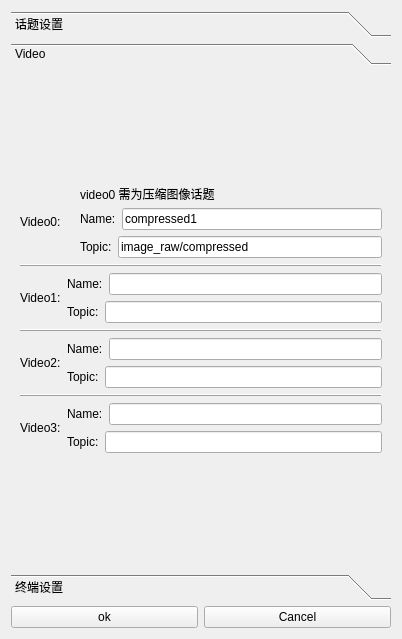
First picture: the form in ui/settings.ui, repository chengyangkj/Ros_Qt5_Gui_App, before the edit.
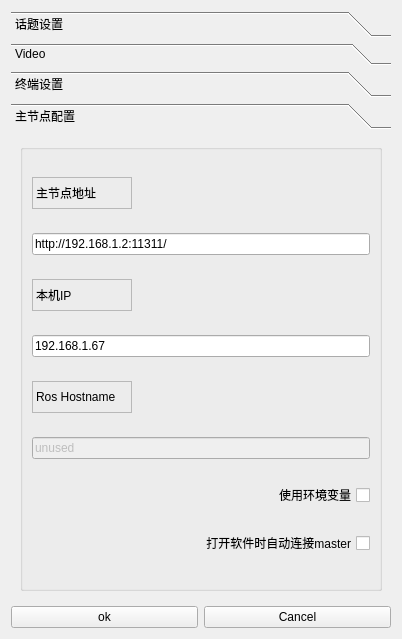
Second picture: the form after the edit. Icons and pictures are not drawn.

Commit message: 连接设置添加到setting页面

Diff of the .ui file:
```diff
--- a/ui/settings.ui
+++ b/ui/settings.ui
@@ -19,7 +19,7 @@
      <item>
       <widget class="QToolBox" name="toolBox">
        <property name="currentIndex">
-        <number>1</number>
+        <number>3</number>
        </property>
        <widget class="QWidget" name="page">
         <property name="geometry">
@@ -159,7 +159,7 @@
           <x>0</x>
           <y>0</y>
           <width>382</width>
-          <height>481</height>
+          <height>444</height>
          </rect>
         </property>
         <attribute name="label">
@@ -491,6 +491,129 @@
          <string>终端设置</string>
         </attribute>
        </widget>
+       <widget class="QWidget" name="page_2">
+        <attribute name="label">
+         <string>主节点配置</string>
+        </attribute>
+        <layout class="QVBoxLayout" name="verticalLayout_10">
+         <item>
+          <widget class="QGroupBox" name="groupBox">
+           <property name="title">
+            <string/>
+           </property>
+           <layout class="QGridLayout" name="gridLayout">
+            <item row="3" column="0" colspan="2">
+             <widget class="QLineEdit" name="line_edit_host">
+              <property name="text">
+               <string>192.168.1.67</string>
+              </property>
+             </widget>
+            </item>
+            <item row="7" column="0" colspan="2">
+             <widget class="QCheckBox" name="checkbox_remember_settings">
+              <property name="layoutDirection">
+               <enum>Qt::RightToLeft</enum>
+              </property>
+              <property name="text">
+               <string>打开软件时自动连接master</string>
+              </property>
+             </widget>
+            </item>
+            <item row="2" column="0">
+             <widget class="QLabel" name="label_4">
+              <property name="maximumSize">
+               <size>
+                <width>100</width>
+                <height>32</height>
+               </size>
+              </property>
+              <property name="frameShape">
+               <enum>QFrame::StyledPanel</enum>
+              </property>
+              <property name="frameShadow">
+               <enum>QFrame::Raised</enum>
+              </property>
+              <property name="text">
+               <string>本机IP</string>
+              </property>
+             </widget>
+            </item>
+            <item row="0" column="0">
+             <widget class="QLabel" name="label_5">
+              <property name="minimumSize">
+               <size>
+                <width>100</width>
+                <height>32</height>
+               </size>
+              </property>
+              <property name="maximumSize">
+               <size>
+                <width>100</width>
+                <height>32</height>
+               </size>
+              </property>
+              <property name="frameShape">
+               <enum>QFrame::StyledPanel</enum>
+              </property>
+              <property name="frameShadow">
+               <enum>QFrame::Raised</enum>
+              </property>
+              <property name="text">
+               <string>主节点地址</string>
+              </property>
+             </widget>
+            </item>
+            <item row="1" column="0" colspan="2">
+             <widget class="QLineEdit" name="line_edit_master">
+              <property name="text">
+               <string>http://192.168.1.2:11311/</string>
+              </property>
+             </widget>
+            </item>
+            <item row="6" column="0" colspan="2">
+             <widget class="QCheckBox" name="checkbox_use_environment">
+              <property name="layoutDirection">
+               <enum>Qt::RightToLeft</enum>
+              </property>
+              <property name="text">
+               <string>使用环境变量</string>
+              </property>
+             </widget>
+            </item>
+            <item row="4" column="0">
+             <widget class="QLabel" name="label_6">
+              <property name="maximumSize">
+               <size>
+                <width>100</width>
+                <height>32</height>
+               </size>
+              </property>
+              <property name="frameShape">
+               <enum>QFrame::StyledPanel</enum>
+              </property>
+              <property name="frameShadow">
+               <enum>QFrame::Raised</enum>
+              </property>
+              <property name="text">
+               <string>Ros Hostname</string>
+              </property>
+             </widget>
+            </item>
+            <item row="5" column="0" colspan="2">
+             <widget class="QLineEdit" name="line_edit_topic">
+              <property name="enabled">
+               <bool>false</bool>
+              </property>
+              <property name="text">
+               <string>unused</string>
+              </property>
+             </widget>
+            </item>
+           </layout>
+          </widget>
+         </item>
+        </layout>
+       </widget>
       </widget>
      </item>
      <item>
```
Left out of the diff: 4 changed lines with no effect on the pictures. The commit also changes 4 other files.
